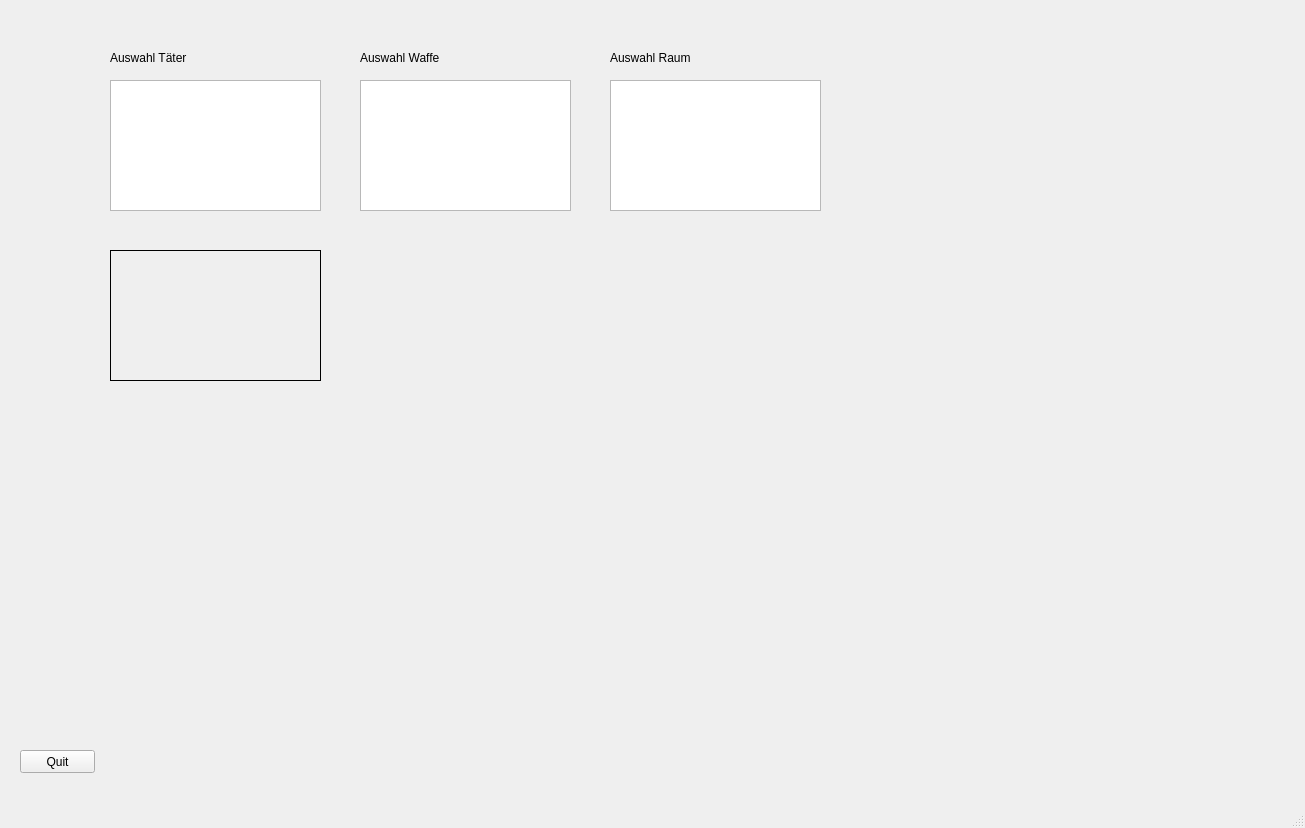
Above: Cluedo/UI/CluedoUI.ui from haegar80/Cluedo before the change. Below: the same form after it.
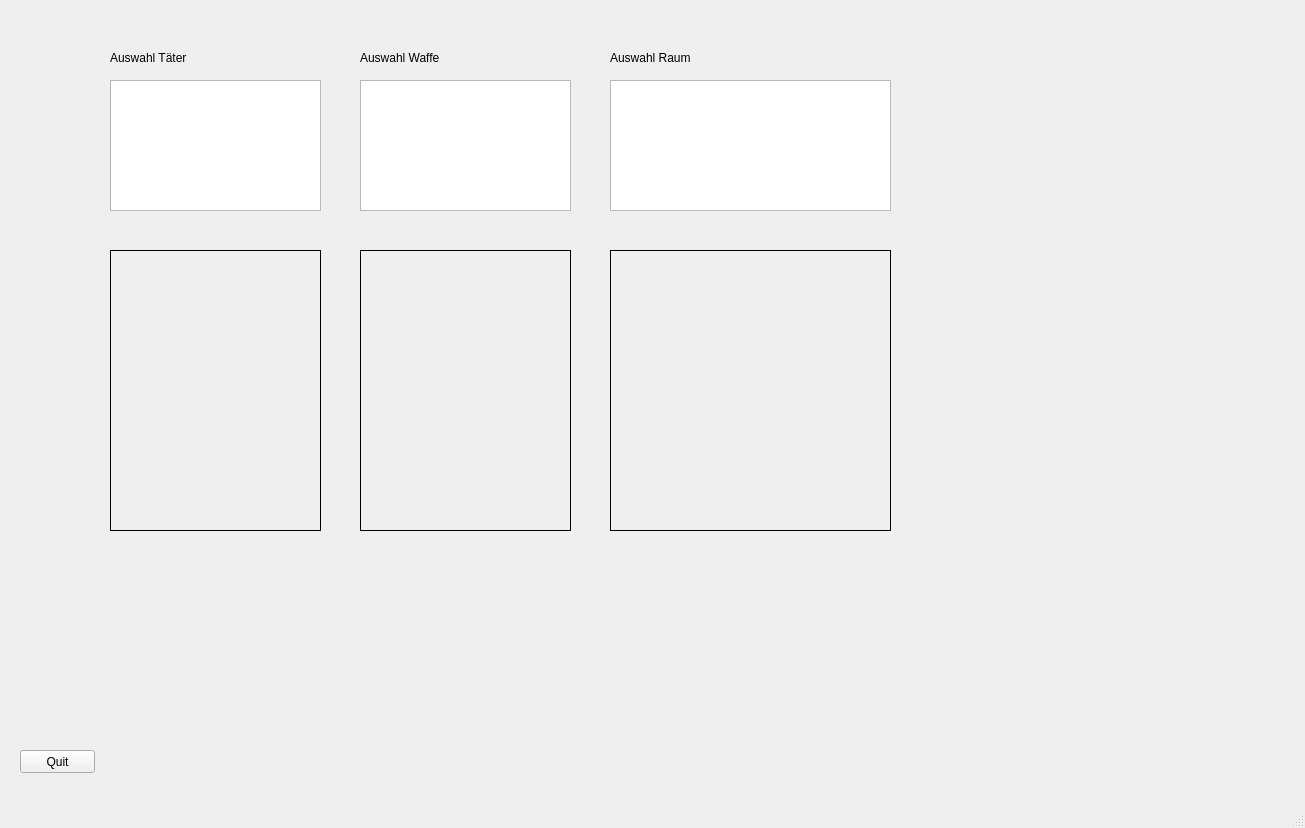
That is the form after the change.

Commit message: Added images for showing objects

```diff
--- a/Cluedo/UI/CluedoUI.ui
+++ b/Cluedo/UI/CluedoUI.ui
@@ -42,7 +42,7 @@
        <x>50</x>
        <y>200</y>
        <width>211</width>
-       <height>131</height>
+       <height>281</height>
       </rect>
      </property>
      <property name="frameShape">
@@ -99,7 +99,7 @@
       <rect>
        <x>550</x>
        <y>30</y>
-       <width>211</width>
+       <width>281</width>
        <height>131</height>
       </rect>
      </property>
@@ -120,6 +120,44 @@
       <string>Auswahl Raum</string>
      </property>
     </widget>
+    <widget class="QLabel" name="imageSelectedWeapon">
+     <property name="geometry">
+      <rect>
+       <x>300</x>
+       <y>200</y>
+       <width>211</width>
+       <height>281</height>
+      </rect>
+     </property>
+     <property name="frameShape">
+      <enum>QFrame::Box</enum>
+     </property>
+     <property name="text">
+      <string/>
+     </property>
+     <property name="scaledContents">
+      <bool>true</bool>
+     </property>
+    </widget>
+    <widget class="QLabel" name="imageSelectedRoom">
+     <property name="geometry">
+      <rect>
+       <x>550</x>
+       <y>200</y>
+       <width>281</width>
+       <height>281</height>
+      </rect>
+     </property>
+     <property name="frameShape">
+      <enum>QFrame::Box</enum>
+     </property>
+     <property name="text">
+      <string/>
+     </property>
+     <property name="scaledContents">
+      <bool>true</bool>
+     </property>
+    </widget>
    </widget>
    <widget class="QPushButton" name="quitButton">
     <property name="geometry">
```
The commit also changes 26 other files.
